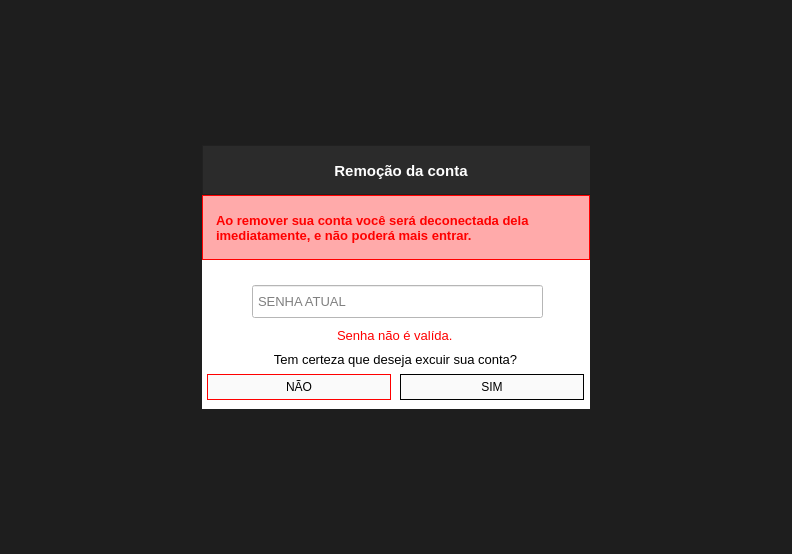
Qt form excluir_conta.ui (ryanbsdeveloper/app-desktop-caltec) before a commit.
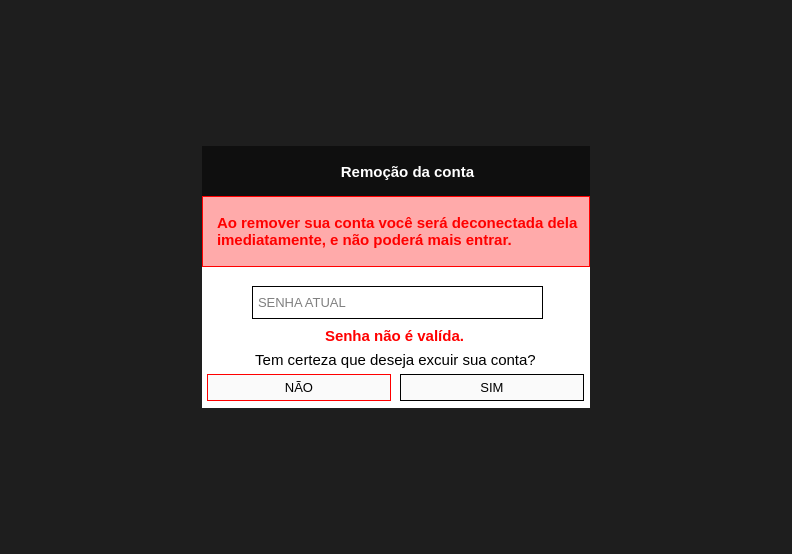
The same form after that commit. Icons and pictures are not drawn.

```diff
--- a/excluir_conta.ui
+++ b/excluir_conta.ui
@@ -61,7 +61,7 @@
         <property name="maximumSize">
          <size>
           <width>388</width>
-          <height>264</height>
+          <height>262</height>
          </size>
         </property>
         <property name="font">
@@ -105,7 +105,7 @@
           </font>
          </property>
          <property name="styleSheet">
-          <string notr="true">background-color: rgb(43, 43, 43);</string>
+          <string notr="true">background-color: rgb(15, 15, 15);border:0</string>
          </property>
          <property name="frameShape">
           <enum>QFrame::StyledPanel</enum>
@@ -116,9 +116,9 @@
          <widget class="QLabel" name="label_2">
           <property name="geometry">
            <rect>
-            <x>127</x>
+            <x>120</x>
             <y>17</y>
-            <width>144</width>
+            <width>171</width>
             <height>18</height>
            </rect>
           </property>
@@ -143,7 +143,7 @@
          <widget class="QPushButton" name="pushButton">
           <property name="geometry">
            <rect>
-            <x>341</x>
+            <x>350</x>
             <y>16</y>
             <width>20</width>
             <height>20</height>
@@ -231,7 +231,7 @@
             <property name="font">
              <font>
               <family>Segoe UI</family>
-              <pointsize>9</pointsize>
+              <pointsize>10</pointsize>
              </font>
             </property>
             <property name="cursor">
@@ -256,7 +256,7 @@
             <property name="font">
              <font>
               <family>Segoe UI</family>
-              <pointsize>9</pointsize>
+              <pointsize>10</pointsize>
              </font>
             </property>
             <property name="cursor">
@@ -281,7 +281,9 @@
             <property name="font">
              <font>
               <family>Segoe UI</family>
-              <pointsize>10</pointsize>
+              <pointsize>11</pointsize>
+              <weight>75</weight>
+              <bold>true</bold>
              </font>
             </property>
             <property name="styleSheet">
@@ -303,7 +305,7 @@
             <property name="font">
              <font>
               <family>Segoe UI</family>
-              <pointsize>10</pointsize>
+              <pointsize>11</pointsize>
              </font>
             </property>
             <property name="text">
@@ -322,25 +324,25 @@
            <x>0</x>
            <y>50</y>
            <width>388</width>
-           <height>65</height>
+           <height>71</height>
           </rect>
          </property>
          <property name="minimumSize">
           <size>
            <width>197</width>
-           <height>65</height>
+           <height>71</height>
           </size>
          </property>
          <property name="maximumSize">
           <size>
            <width>16777215</width>
-           <height>65</height>
+           <height>70</height>
           </size>
          </property>
          <property name="font">
           <font>
            <family>Segoe UI</family>
-           <pointsize>10</pointsize>
+           <pointsize>11</pointsize>
            <weight>75</weight>
            <bold>true</bold>
           </font>
@@ -386,7 +388,7 @@
           </font>
          </property>
          <property name="styleSheet">
-          <string notr="true">QLineEdit{padding:3px}
+          <string notr="true">QLineEdit{padding:3px;border:1px solid}
 QLineEdit:focus{
 border:1px solid rgb(67, 202, 0)
 }</string>
```
Left out of the diff: 6 changed lines with no effect on the pictures.
